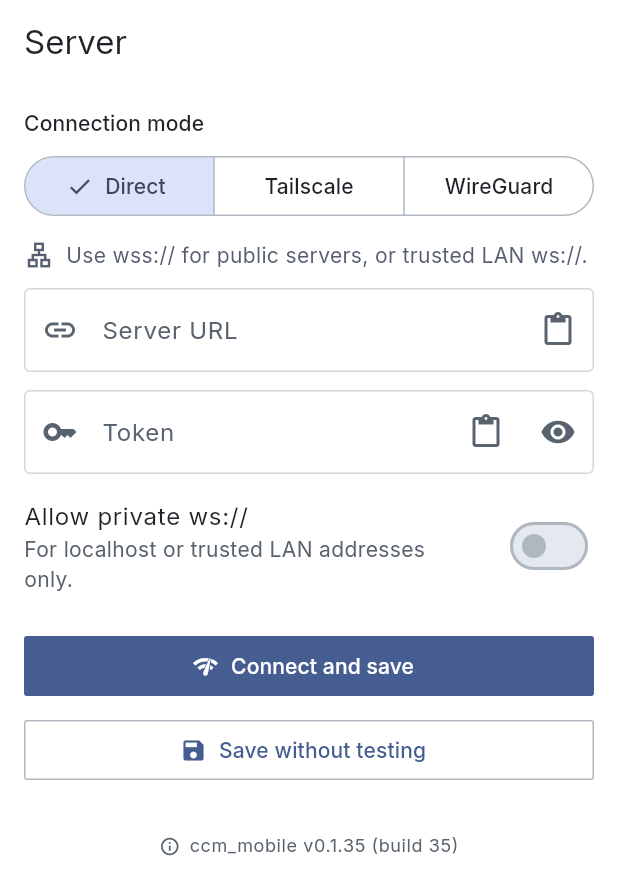
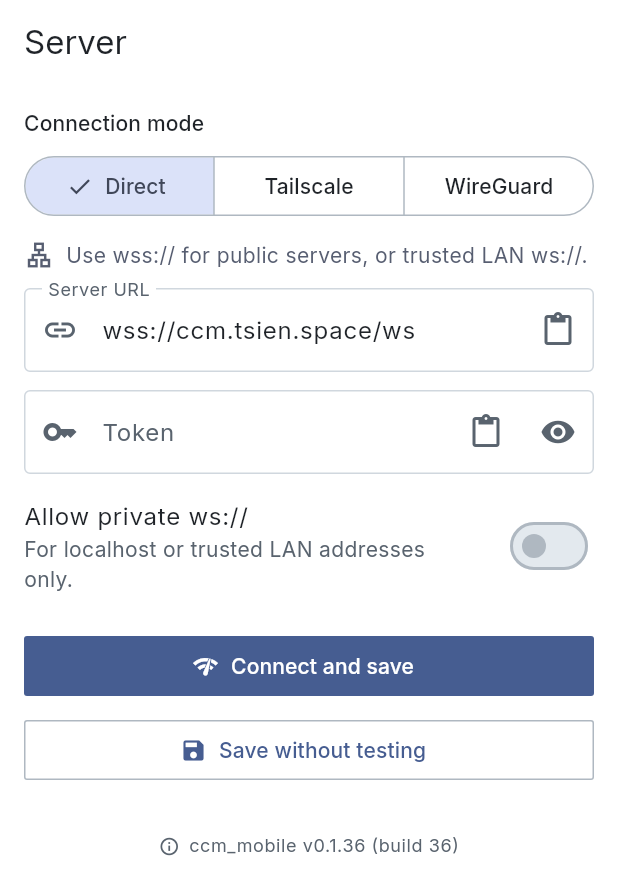
Before and after one commit to tsiendragon/claude-code-mobile, a Flutter app: the screen it shows after launch, on a phone screen of 412 x 824 dp. Shown: the top 895 px of the screen. Run offline on Flutter 3.47's test engine with Material 3 defaults, Android fonts, the phone set to English and light mode, and no system bars; our stand-ins replace flutter_local_notifications, flutter_markdown_plus, flutter_secure_storage, package_info_plus, shared_preferences; missing offline and left inert: markdown.

Commit message:
feat(app): default Direct URL + split-per-abi smaller release APKs; v0.1.36
- Pre-fill Direct server URL with wss://ccm.tsien.space/ws on fresh installs.
- Release workflow builds per-ABI APKs (~20MB each) named ccm-<tag>-<abi>.apk.

Co-Authored-By: Claude Opus 4.8 (1M context) <noreply@anthropic.com>

```diff
--- a/app/lib/features/server_config/server_config_screen.dart
+++ b/app/lib/features/server_config/server_config_screen.dart
@@ -273,7 +273,7 @@ class _ServerConfigScreenState extends State<ServerConfigScreen> {
       final profile = controller.profileFor(mode);
       final config = profile?.config;
       _drafts[mode] = _ConnectionDraft(
-        serverUrl: config?.serverUrl.toString() ?? '',
+        serverUrl: config?.serverUrl.toString() ?? _defaultServerUrl(mode),
         token: profile?.token ?? '',
         allowPrivateWs: config?.allowPrivateWs ?? false,
       );
@@ -390,10 +390,17 @@ class _SavedProfileChoices extends StatelessWidget {
   }
 }
 
+/// Pre-filled server URL when there is no saved profile for [mode]. Direct mode
+/// defaults to the public ccm endpoint so a fresh install can connect with just
+/// a token; the VPN modes have no sensible default address.
+String _defaultServerUrl(ConnectionMode mode) {
+  return mode == ConnectionMode.direct ? 'wss://ccm.tsien.space/ws' : '';
+}
+
 String _urlHint(ConnectionMode mode) {
   switch (mode) {
     case ConnectionMode.direct:
-      return 'wss://ccm.example.com/ws';
+      return 'wss://ccm.tsien.space/ws';
     case ConnectionMode.tailscale:
       return 'ws://100.67.213.108:8900/ws';
     case ConnectionMode.wireguard:
--- a/app/pubspec.yaml
+++ b/app/pubspec.yaml
@@ -1,7 +1,7 @@
 name: ccm_mobile
 description: Android-focused Flutter MVP client for ccm Bridge Server.
 publish_to: "none"
-version: 0.1.35+35
+version: 0.1.36+36
 
 environment:
   sdk: ">=3.3.0 <4.0.0"
```
Also changed, not shown: 1 other file.
